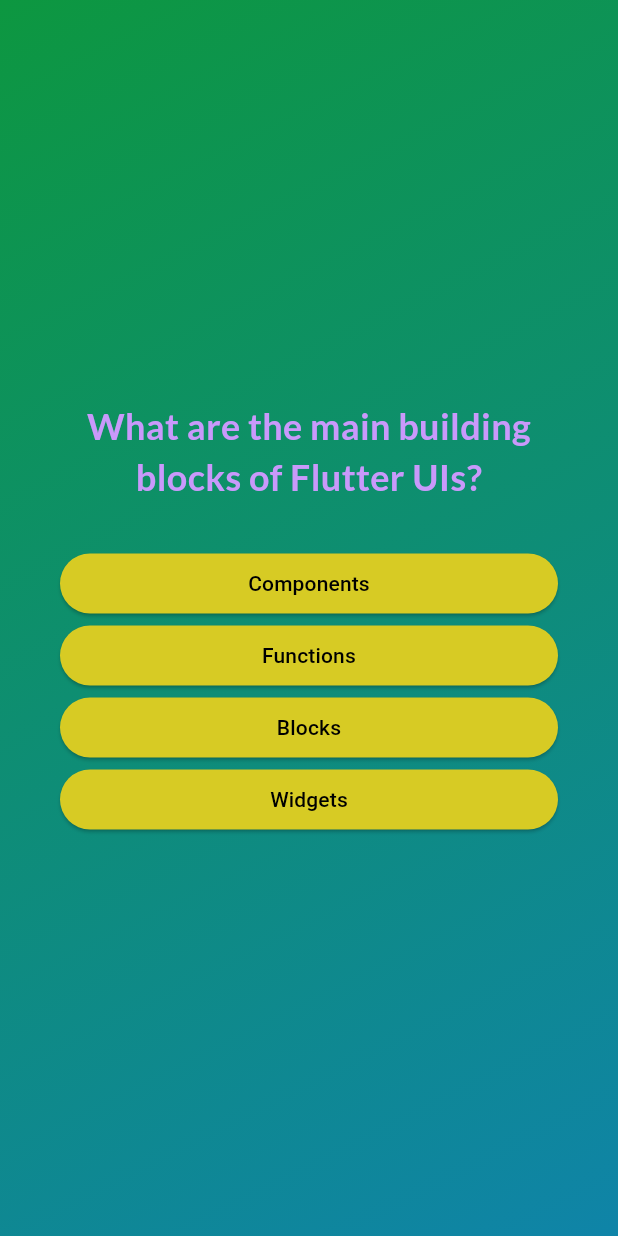
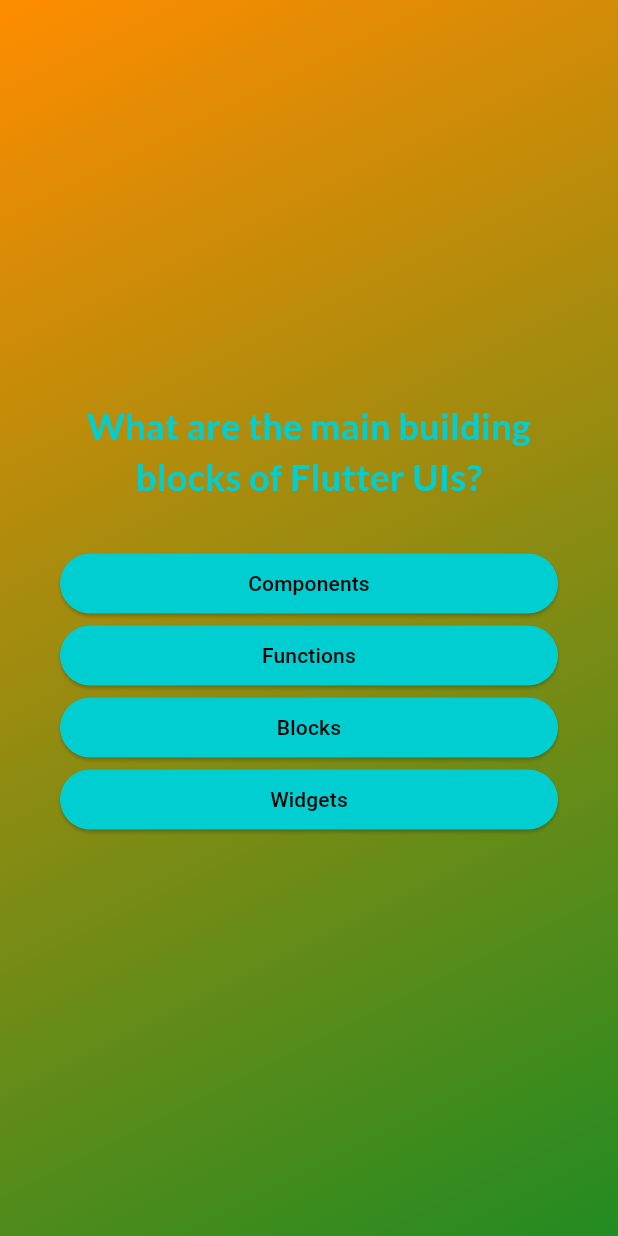
Before and after one commit to sandythomas1/Quiz-App-Upgrades-, a Flutter app: the screen it shows after launch, after a tap on "Start Quiz", on a phone screen of 412 x 824 dp. Run offline on Flutter 3.47's test engine with Material 3 defaults, Android fonts, the phone set to English and light mode, and no system bars; our stand-ins replace google_fonts.

Commit message:
Color Changes

```diff
--- a/lib/answer_button.dart
+++ b/lib/answer_button.dart
@@ -19,7 +19,7 @@ class AnswerButton extends StatelessWidget {
           vertical: 10,
           horizontal: 40,
         ),
-        backgroundColor: const Color.fromARGB(255, 215, 203, 36),
+        backgroundColor: const Color.fromARGB(255, 0, 206, 209),
         foregroundColor: Colors.black,
         shape: RoundedRectangleBorder(
           borderRadius: BorderRadius.circular(40),
--- a/lib/questions_screen.dart
+++ b/lib/questions_screen.dart
@@ -45,7 +45,7 @@ class _QuestionsScreenState extends State<QuestionsScreen> {
             Text(
               currentQuestion.text,
               style: GoogleFonts.lato(
-                color: const Color.fromARGB(255, 201, 153, 251),
+                color: const Color.fromARGB(255, 0, 206, 209),
                 fontSize: 24,
                 fontWeight: FontWeight.bold,
               ),
--- a/lib/quiz.dart
+++ b/lib/quiz.dart
@@ -65,8 +65,8 @@ class _QuizState extends State<Quiz> {
           decoration: const BoxDecoration(
             gradient: LinearGradient(
               colors: [
-                Color.fromARGB(255, 13, 151, 64),
-                Color.fromARGB(255, 15, 132, 168),
+                Color.fromARGB(255, 255, 140, 0),
+                Color.fromARGB(255, 34, 139, 34),
               ],
               begin: Alignment.topLeft,
               end: Alignment.bottomRight,
--- a/lib/results_screen.dart
+++ b/lib/results_screen.dart
@@ -48,7 +48,7 @@ class ResultsScreen extends StatelessWidget {
             Text(
               'You answered $numCorrectQuestions out of $numTotalQuestions questions correctly!',
               style: GoogleFonts.lato(
-                color: const Color.fromARGB(255, 230, 200, 253),
+                color: const Color.fromARGB(255, 0, 206, 209),
                 fontSize: 20,
                 fontWeight: FontWeight.bold,
               ),
@@ -75,3 +75,5 @@ class ResultsScreen extends StatelessWidget {
     );
   }
 }
+
+// want to create a class and button to export results to txt file
--- a/lib/start_screen.dart
+++ b/lib/start_screen.dart
@@ -28,7 +28,7 @@ class StartScreen extends StatelessWidget {
           Text(
             'Learn Flutter the fun way!',
             style: GoogleFonts.lato(
-              color: const Color.fromARGB(255, 20, 12, 11),
+              color: const Color.fromARGB(255, 0, 206, 209),
               fontSize: 24,
             ),
           ),
```
Also changed, not shown: 1 other file.
